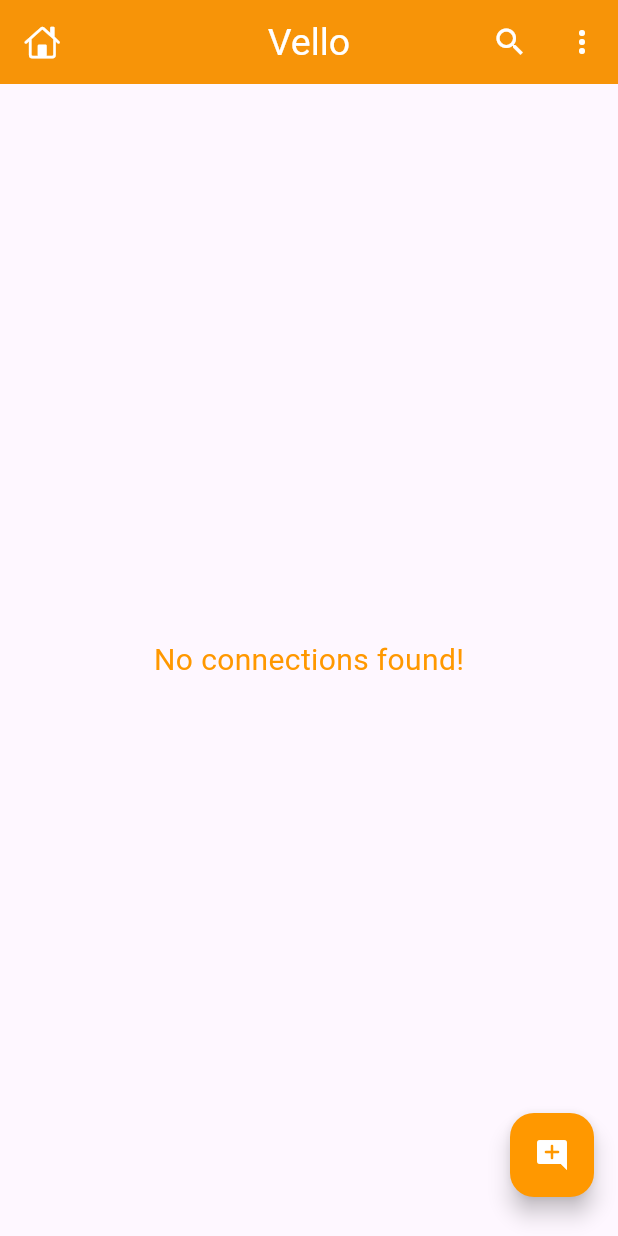
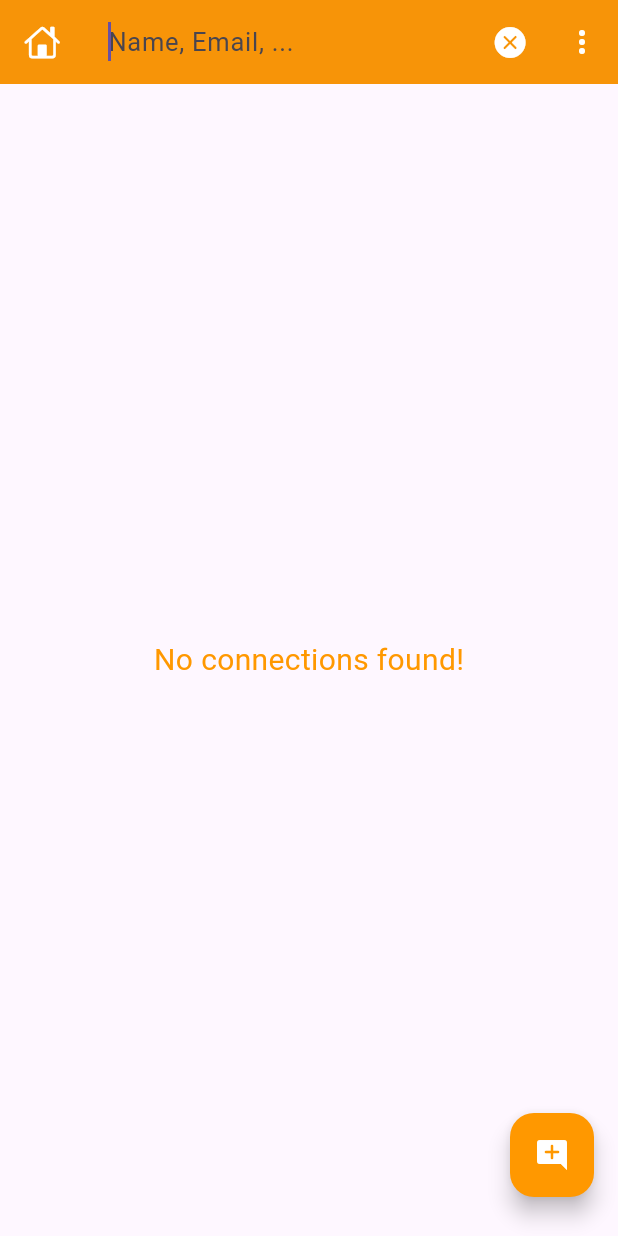
Before and after one commit to pavello06/Vello, a Flutter app: the HomeScreen screen opened directly, after a tap on the "search" icon, on a phone screen of 412 x 824 dp. Run offline on Flutter 3.47's test engine with Material 3 defaults, Android fonts, the phone set to English and light mode, and no system bars; our stand-ins replace cached_network_image, cloud_firestore, firebase_auth, firebase_core, google_sign_in; accounts and stored records are empty; generated files the repository leaves out were written again.

Commit message:
feat: add search

```diff
--- a/lib/screens/home_screen.dart
+++ b/lib/screens/home_screen.dart
@@ -1,6 +1,6 @@
 import 'package:flutter/cupertino.dart';
 import 'package:flutter/material.dart';
-import 'package:google_sign_in/google_sign_in.dart';
+import 'package:flutter/services.dart';
 import 'package:vello/models/chat_user.dart';
 import 'package:vello/screens/profile_screen.dart';
 import 'package:vello/widgets/chat_user_card.dart';
@@ -16,7 +16,10 @@ class HomeScreen extends StatefulWidget {
 }
 
 class _HomeScreenState extends State<HomeScreen> {
-  List<ChatUser> list = [];
+  List<ChatUser> _list = [];
+
+  final List<ChatUser> _searchList = [];
+  bool _isSearching = false;
 
   @override
   void initState() {
@@ -26,17 +29,77 @@ class _HomeScreenState extends State<HomeScreen> {
 
   @override
   Widget build(BuildContext context) {
-    return Scaffold(
+    return GestureDetector(
+      onTap: () => FocusScope.of(context).unfocus(),
+      child: PopScope<bool>(
+        canPop: false,
+        onPopInvokedWithResult: (bool didPop, bool? result) {
+          if (_isSearching) {
+            setState(() {
+              _isSearching = !_isSearching;
+            });
+            return;
+          }
+          Future.delayed(
+            const Duration(milliseconds: 300),
+            SystemNavigator.pop,
+          );
+        },
+        child: Scaffold(
           appBar: AppBar(
             leading: const Icon(CupertinoIcons.home),
-        title: const Text('Vello'),
+            title:
+                _isSearching
+                    ? TextField(
+                      decoration: InputDecoration(
+                        border: InputBorder.none,
+                        hintText: 'Name, Email, ...',
+                      ),
+                      autofocus: true,
+                      style: TextStyle(
+                        fontSize: 17,
+                        letterSpacing: 0.5,
+                        color: Colors.white,
+                      ),
+                      onChanged: (value) {
+                        _searchList.clear();
+
+                        for (var i in _list) {
+                          if (i.name.toLowerCase().contains(
+                                value.toLowerCase(),
+                              ) ||
+                              i.email.toLowerCase().contains(
+                                value.toLowerCase(),
+                              )) {
+                            _searchList.add(i);
+                          }
+                        }
+                        setState(() {
+                          _searchList;
+                        });
+                      },
+                    )
+                    : const Text('Vello'),
             actions: [
-          IconButton(onPressed: () {}, icon: const Icon(Icons.search)),
+              IconButton(
+                onPressed: () {
+                  setState(() {
+                    _isSearching = !_isSearching;
+                  });
+                },
+                icon: Icon(
+                  _isSearching
+                      ? CupertinoIcons.clear_circled_solid
+                      : Icons.search,
+                ),
+              ),
               IconButton(
                 onPressed: () {
                   Navigator.push(
                     context,
-                MaterialPageRoute(builder: (_) => ProfileScreen(user: APIs.me)),
+                    MaterialPageRoute(
+                      builder: (_) => ProfileScreen(user: APIs.me),
+                    ),
                   );
                 },
                 icon: const Icon(Icons.more_vert),
@@ -59,16 +122,21 @@ class _HomeScreenState extends State<HomeScreen> {
                 case ConnectionState.active:
                 case ConnectionState.done:
                   final data = snapshot.data?.docs;
-              list =
-                  data?.map((e) => ChatUser.fromJson(e.data())).toList() ?? [];
+                  _list =
+                      data?.map((e) => ChatUser.fromJson(e.data())).toList() ??
+                      [];
 
-              if (list.isNotEmpty) {
+                  if (_list.isNotEmpty) {
                     return ListView.builder(
-                  itemCount: list.length,
+                      itemCount:
+                          _isSearching ? _searchList.length : _list.length,
                       padding: EdgeInsets.only(top: mq.height * 0.01),
                       physics: const BouncingScrollPhysics(),
                       itemBuilder: (context, index) {
-                    return ChatUserCard(user: list[index]);
+                        return ChatUserCard(
+                          user:
+                              _isSearching ? _searchList[index] : _list[index],
+                        );
                       },
                     );
                   } else {
@@ -82,6 +150,8 @@ class _HomeScreenState extends State<HomeScreen> {
               }
             },
           ),
+        ),
+      ),
     );
   }
 }
```
Lines whose indentation alone changed are shown as unchanged.
